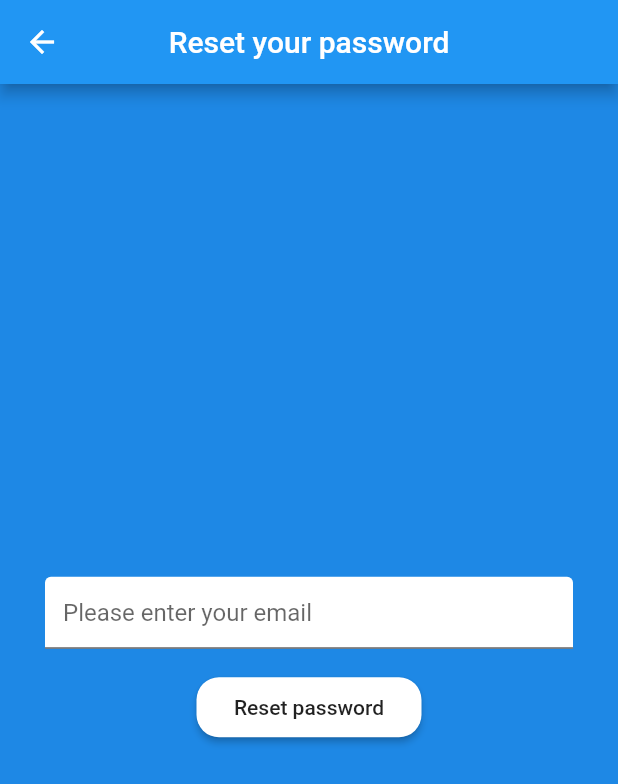
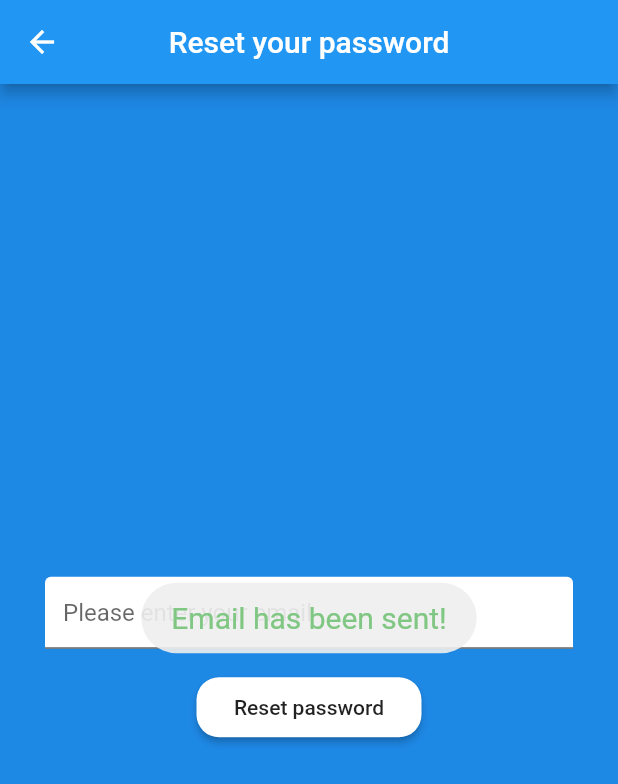
Before and after one commit to mjaay1337/ChatApp, a Flutter app: the ForgotPassScreen screen opened by its route, after a tap on "Reset password", on a phone screen of 412 x 824 dp. Shown: the top 784 px of the screen. Run offline on Flutter 3.47's test engine with Material 2 defaults, Android fonts, the phone set to English and light mode, and no system bars; our stand-ins replace animated_text_kit, bloc, cloud_firestore, equatable, firebase_auth, firebase_core and 2 more; accounts and stored records are empty; network calls fail.

Commit message:
added toastmessage when password reset is succesful

```diff
--- a/chat_app/lib/cubit/forgot_pass_cubit.dart
+++ b/chat_app/lib/cubit/forgot_pass_cubit.dart
@@ -5,7 +5,7 @@ import 'package:flutter/material.dart';
 import '../classes/firebase_account.dart';
 
 import '../interfaces/account.dart';
-
+import 'package:fluttertoast/fluttertoast.dart';
 part 'forgot_pass_state.dart';
 
 class ForgotPassCubit extends Cubit<ForgotPassState> {
@@ -20,6 +20,14 @@ class ForgotPassCubit extends Cubit<ForgotPassState> {
 
   Future<void> resetPass() {
     ForgotPassInitial forgotPassInitial = state as ForgotPassState;
-    return account.resetPass(forgotPassInitial.email);
+
+    return account.resetPass(forgotPassInitial.email).whenComplete(() =>
+        Fluttertoast.showToast(
+            msg: "Email has been sent!",
+            toastLength: Toast.LENGTH_SHORT,
+            gravity: ToastGravity.CENTER,
+            timeInSecForIosWeb: 1,
+            textColor: Colors.green[300],
+            fontSize: 20.0));
   }
 }
--- a/chat_app/lib/screens/forgot_pass.dart
+++ b/chat_app/lib/screens/forgot_pass.dart
@@ -1,10 +1,12 @@
 import 'package:chat_app/cubit/forgot_pass_cubit.dart';
 import 'package:flutter/material.dart';
 import 'package:flutter_bloc/flutter_bloc.dart';
+import 'package:fluttertoast/fluttertoast.dart';
 
 class ForgotPassScreen extends StatelessWidget {
   static const String id = 'forgot_pass';
   String email;
+  var emailSent;
   @override
   Widget build(BuildContext context) {
     return Scaffold(
--- a/chat_app/pubspec.yaml
+++ b/chat_app/pubspec.yaml
@@ -35,6 +35,7 @@ dependencies:
   flutter_bloc: ^6.0.1
   equatable: ^1.2.3
   animated_text_kit: ^2.2.0
+  fluttertoast: ^7.0.2
 
 dev_dependencies:
   flutter_test:
```
Also changed, not shown: chat_app/pubspec.lock.
